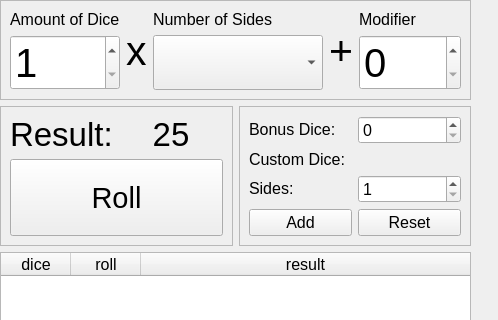
PhilInTheGaps/GM-Companion, file gm-companion/tools/dicetool.ui: the form before one commit; both pictures show x 0 to 498 and y 0 to 320 of the 498 by 632 pixel window.
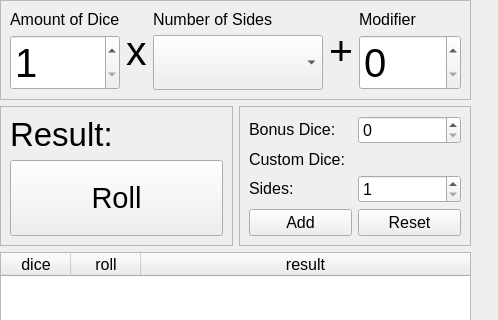
The form after the commit. Icons and pictures are not drawn.

```diff
--- a/gm-companion/tools/dicetool.ui
+++ b/gm-companion/tools/dicetool.ui
@@ -306,7 +306,7 @@
                </font>
               </property>
               <property name="text">
-               <string>25</string>
+               <string/>
               </property>
               <property name="alignment">
                <set>Qt::AlignCenter</set>
```
